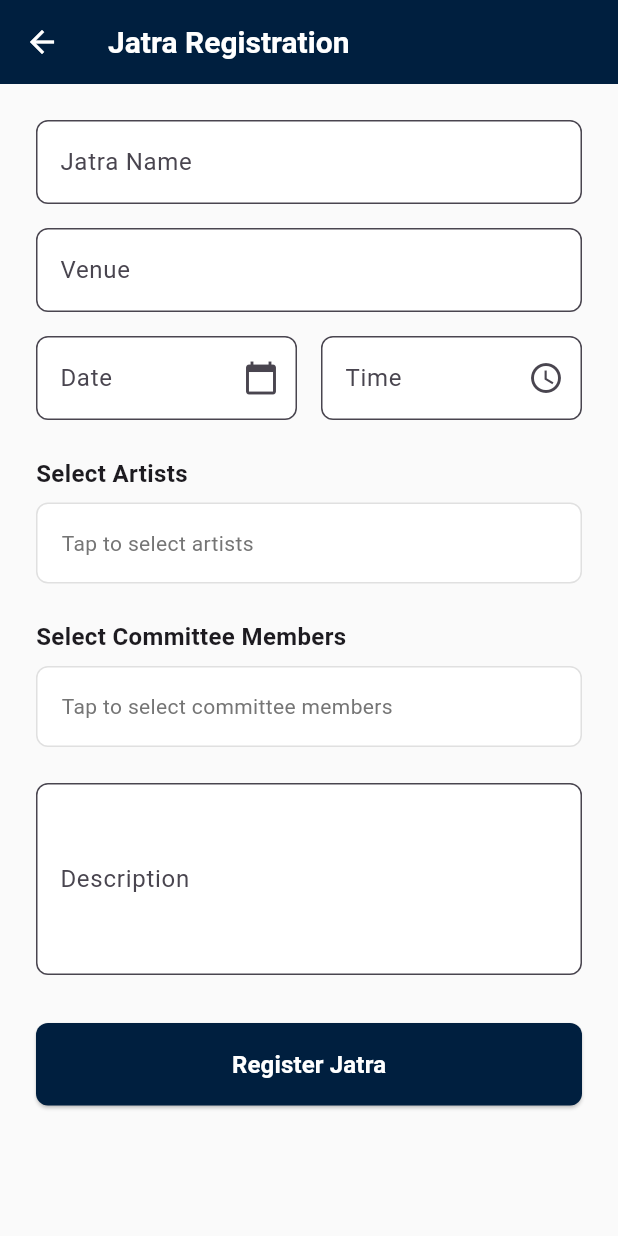
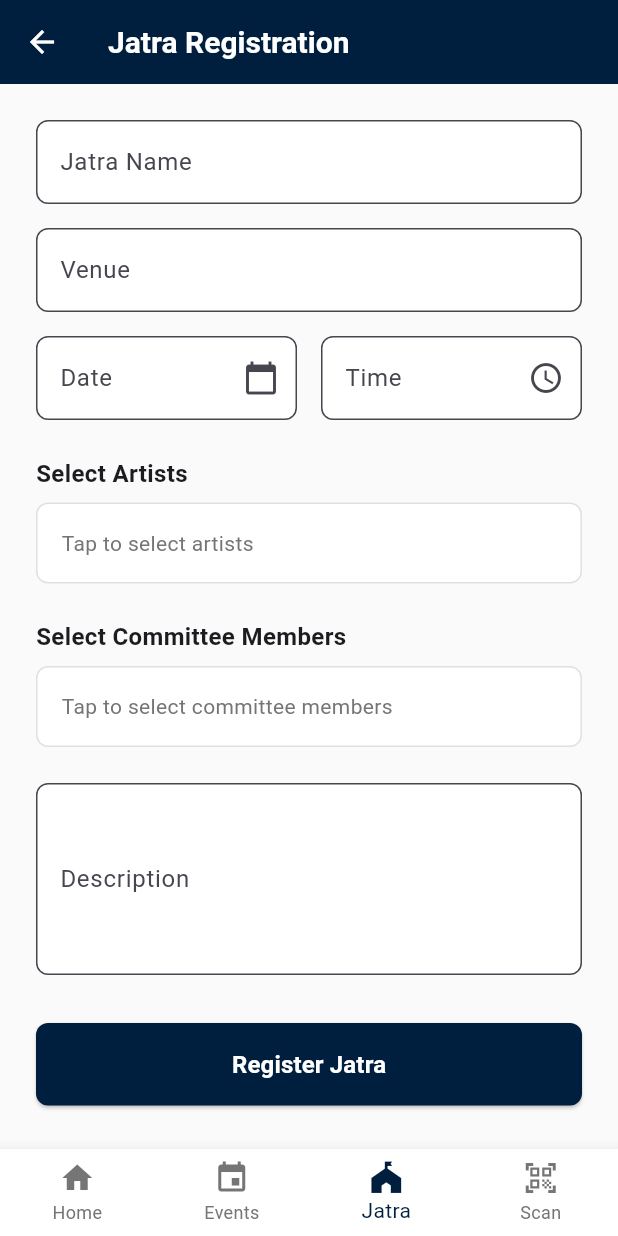
Before and after one commit to TechnovaTech/organizer-app, a Flutter app: the JatraRegistrationScreen screen opened directly, on a phone screen of 412 x 824 dp. Run offline on Flutter 3.47's test engine with Material 3 defaults, Android fonts, the phone set to English and light mode, and no system bars; our stand-ins replace file_picker.

Commit message:
jatra registration

```diff
--- a/lib/screens/jatra_registration_screen.dart
+++ b/lib/screens/jatra_registration_screen.dart
@@ -9,6 +9,7 @@ class JatraRegistrationScreen extends StatefulWidget {
 
 class _JatraRegistrationScreenState extends State<JatraRegistrationScreen> {
   final _formKey = GlobalKey<FormState>();
+  int _selectedIndex = 2; // Jatra tab selected
   final TextEditingController _jatraNameController = TextEditingController();
   final TextEditingController _venueController = TextEditingController();
   final TextEditingController _dateController = TextEditingController();
@@ -331,6 +332,42 @@ class _JatraRegistrationScreenState extends State<JatraRegistrationScreen> {
           ),
         ),
       ),
+      bottomNavigationBar: BottomNavigationBar(
+        type: BottomNavigationBarType.fixed,
+        backgroundColor: Colors.white,
+        selectedItemColor: const Color(0xFF001F3F),
+        unselectedItemColor: Colors.grey.shade600,
+        currentIndex: _selectedIndex,
+        onTap: (index) {
+          if (index == 0) { // Home
+            Navigator.pop(context);
+          } else if (index == 1) { // Events
+            Navigator.pop(context);
+          } else if (index == 2) { // Jatra - stay on current screen
+            // Do nothing, already on Jatra screen
+          } else if (index == 3) { // Scan
+            Navigator.pop(context);
+          }
+        },
+        items: const [
+          BottomNavigationBarItem(
+            icon: Icon(Icons.home),
+            label: 'Home',
+          ),
+          BottomNavigationBarItem(
+            icon: Icon(Icons.event),
+            label: 'Events',
+          ),
+          BottomNavigationBarItem(
+            icon: Icon(Icons.festival),
+            label: 'Jatra',
+          ),
+          BottomNavigationBarItem(
+            icon: Icon(Icons.qr_code_scanner),
+            label: 'Scan',
+          ),
+        ],
+      ),
     );
   }
 }
--- a/lib/screens/qr_scanner_screen.dart
+++ b/lib/screens/qr_scanner_screen.dart
@@ -9,6 +9,7 @@ class QRScannerScreen extends StatefulWidget {
 
 class _QRScannerScreenState extends State<QRScannerScreen> {
   bool _isScanning = false;
+  int _selectedIndex = 3; // Scan tab selected
   String _scanResult = '';
   String _resultMessage = '';
   Color _resultColor = Colors.grey;
```
Also changed, not shown: lib/screens/event_management_screen.dart (+149 -15 lines).
